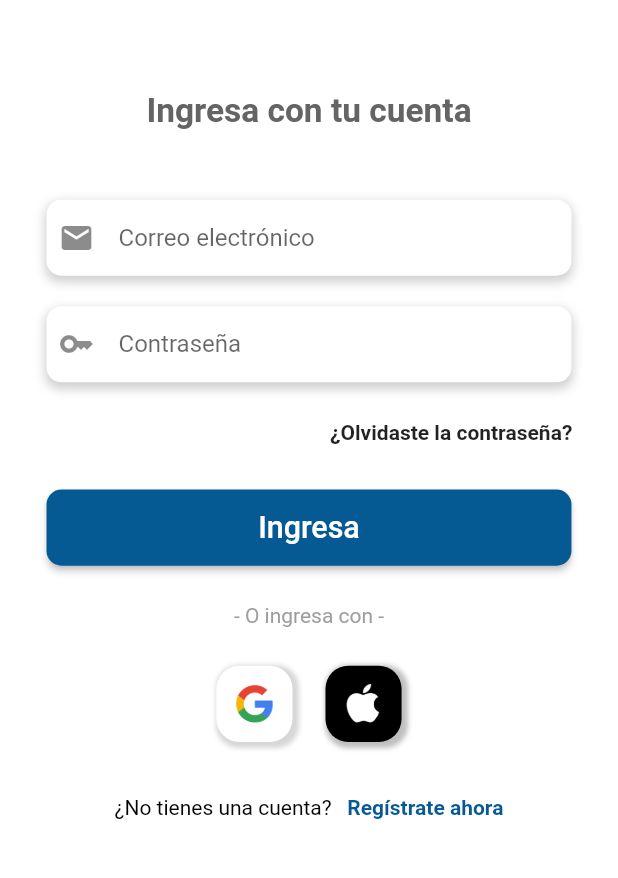
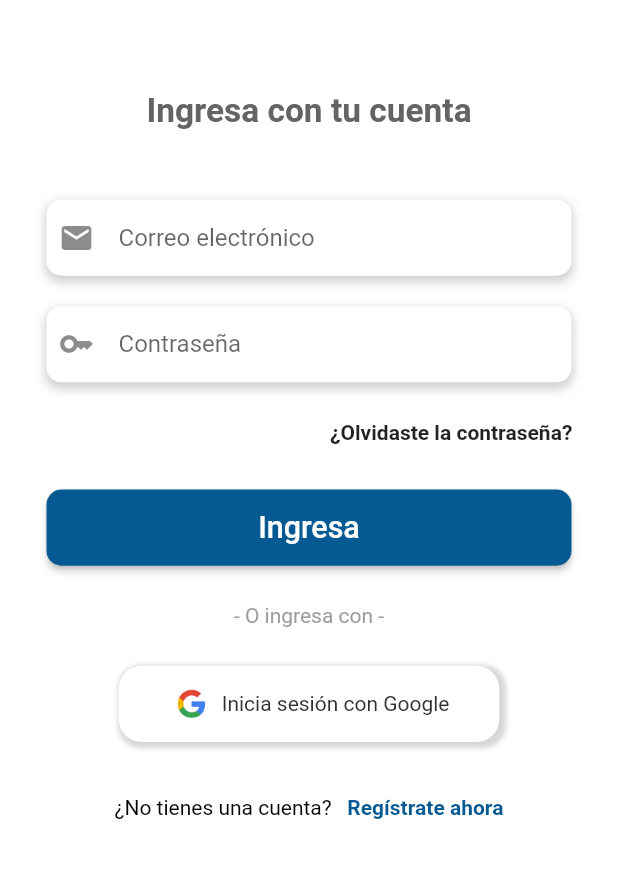
Before and after one commit to fabian2200/gmp, a Flutter app: the screen it shows after launch, on a phone screen of 412 x 824 dp, the part 278-1156 px from its top. Run offline on Flutter 3.47's test engine with Material 2 defaults, Android fonts, the phone set to English and light mode, and no system bars; our stand-ins replace awesome_dialog, badges, carousel_slider, curved_navigation_bar, dio, emoji_picker_flutter and 25 more; missing offline and left inert: blurry_modal_progress_hud, expansion_card, flutter_echarts, flutter_pdfview, flutter_sparkline, label_marker and 1 more; accounts and stored records are empty.

Commit message:
ok login nuevo

```diff
--- a/lib/src/screens/login.dart
+++ b/lib/src/screens/login.dart
@@ -17,7 +17,7 @@ import 'package:the_apple_sign_in/the_apple_sign_in.dart';
 import 'package:flutter_spinkit/flutter_spinkit.dart';
 import 'registro_usuario/registroUsuario.dart';
 import 'package:blurry_modal_progress_hud/blurry_modal_progress_hud.dart';
-//import 'package:apple_sign_in/apple_sign_in.dart';
+import 'dart:io';
 
 String username;
 //GoogleSignIn _googleSingIn = GoogleSignIn(scopes: ['profile', 'email']);
@@ -323,10 +323,10 @@ class _LoginPageState extends State<LoginPage> {
                       SizedBox(
                         height: _sc.getProportionateScreenHeight(defaultpadding + 5),
                       ),
-                      Row(
+                      Column(
                         mainAxisAlignment: MainAxisAlignment.center,
                         children: [
-                          GestureDetector(
+                          Platform.isAndroid ? GestureDetector(
                             onTap: () {
                               setState(() {
                                 loading = true;
@@ -335,7 +335,7 @@ class _LoginPageState extends State<LoginPage> {
                             },
                             child: Container(
                               height: _sc.getProportionateScreenHeight(50),
-                              width:  _sc.getProportionateScreenHeight(50),
+                              width:  _sc.getProportionateScreenHeight(250),
                               decoration: BoxDecoration(
                                 color: Color.fromARGB(255, 255, 255, 255),
                                 borderRadius: BorderRadius.circular(_sc.getProportionateScreenHeight(15)),
@@ -348,24 +348,25 @@ class _LoginPageState extends State<LoginPage> {
                                   ),
                                 ],
                               ),
-                              child: Center(
-                                child: Image.asset(
-                                  "assets/images/google.png",
-                                  width: _sc.getProportionateScreenHeight(40),
-                                ),
-                              ),
+                              child: Row(
+                                mainAxisAlignment: MainAxisAlignment.center,
+                                children: [
+                                  Image.asset(
+                                    "assets/images/google.png",
+                                    width: _sc.getProportionateScreenHeight(30),
+                                  ),
+                                  SizedBox(width: 5),
+                                  Text("Inicia sesión con Google", style: TextStyle(color: Color.fromARGB(255, 49, 49, 49)),)
+                                ]
+                              )
                             )
-                          ),
-                          SizedBox(
-                            width: _sc.getProportionateScreenWidth(20),
-                          ),
-                          GestureDetector(
+                          ) : Platform.isIOS ? GestureDetector(
                             onTap: () {
                               logIn();
                             },
                             child: Container(
                               height: _sc.getProportionateScreenHeight(50),
-                              width:  _sc.getProportionateScreenHeight(50),
+                              width:  _sc.getProportionateScreenHeight(250),
                               decoration: BoxDecoration(
                                 color: Colors.black,
                                 borderRadius: BorderRadius.circular(_sc.getProportionateScreenHeight(15)),
@@ -378,15 +379,19 @@ class _LoginPageState extends State<LoginPage> {
                                   ),
                                 ],
                               ),
-                              child: Center(
-                                child: Image.asset(
-                                  "assets/images/apple.png",
-                                  width: _sc.getProportionateScreenHeight(30),
-                                ),
+                              child: Row(
+                                mainAxisAlignment: MainAxisAlignment.center,
+                                children: [
+                                  Image.asset(
+                                    "assets/images/apple.png",
+                                    width: _sc.getProportionateScreenHeight(30),
+                                  ),
+                                  SizedBox(width: 5),
+                                  Text("Inicia sesión con Apple", style: TextStyle(color: Colors.white),)
+                                ]
                               ),
                             )
-                          ),
-
+                          ) : Center(),
                         ],
                       ),
                       SizedBox(
@@ -563,7 +568,7 @@ class _LoginPageState extends State<LoginPage> {
 
     var response = await http.get(
       Uri.parse(
-        '${URL_SERVER}rfacebook?bd=${bd}&nombre=${nombre}&email=${email}&contra='
+        '${URL_SERVER}rfacebook?bd=${bd}&nombre=${nombre}&email=${email}&contra=&bio='
       ),
       headers: {"Accept": "application/json"}
     );
```
